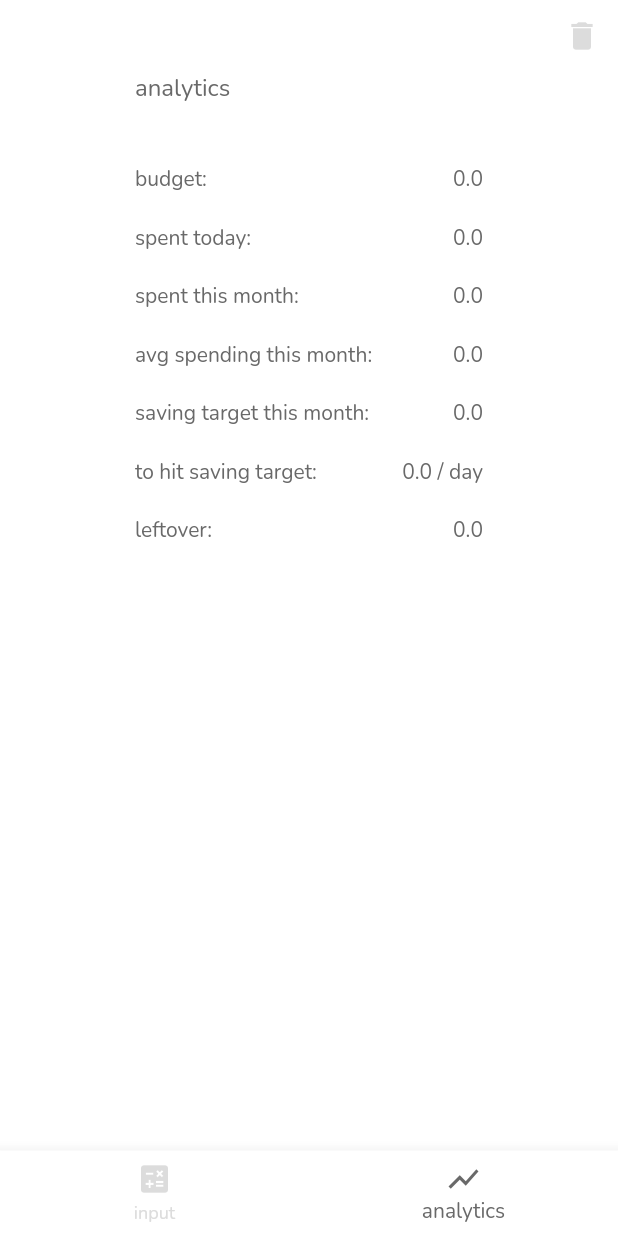
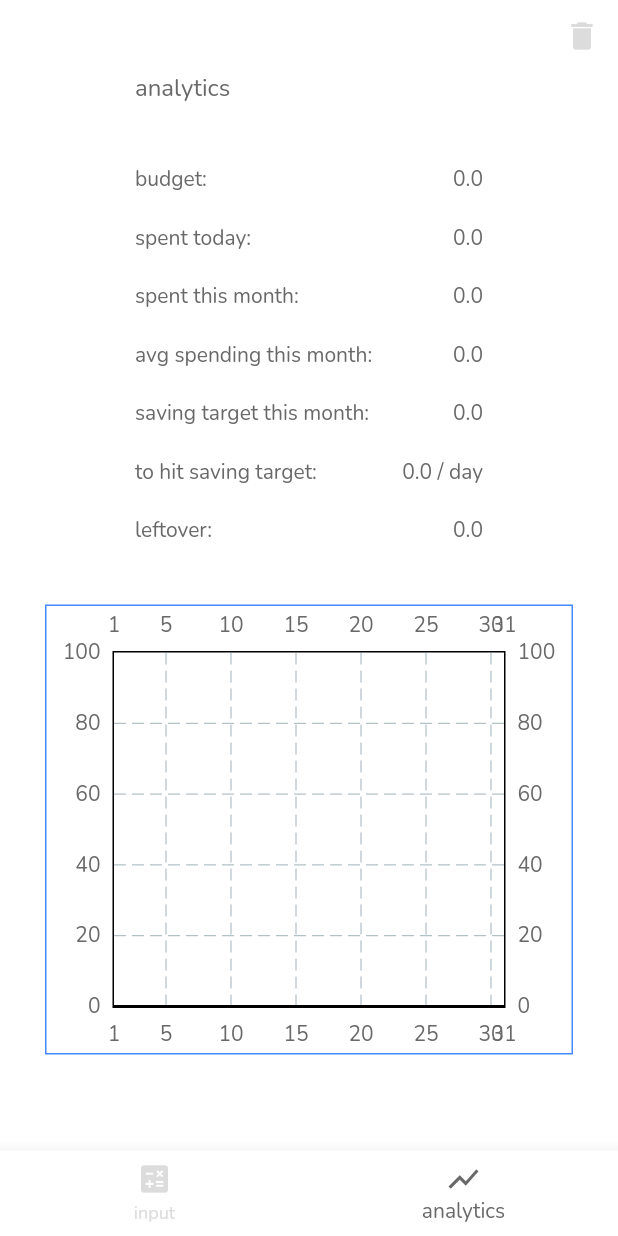
Before and after one commit to phantomcorn/Broked, a Flutter app: the screen it shows after launch, item 2 of the bottom bar chosen, on a phone screen of 412 x 824 dp. Run offline on Flutter 3.47's test engine with Material 2 defaults, Android fonts, the phone set to English and light mode, and no system bars; drawn by our look-alikes of fl_chart; our stand-ins replace audioplayers, flutter_datetime_picker, google_fonts, sqflite; missing offline and left inert: animated_button; accounts and stored records are empty.

Commit message:
[UNFINISHED] add line chart to analytics page

```diff
--- a/lib/main.dart
+++ b/lib/main.dart
@@ -5,6 +5,7 @@ import 'package:intl/intl.dart';
 import 'package:flutter_datetime_picker/flutter_datetime_picker.dart';
 import 'package:animated_button/animated_button.dart';
 import 'package:audioplayers/audioplayers.dart';
+import 'package:fl_chart/fl_chart.dart';
 import "Database.dart";
 import "Theme.dart";
 
@@ -548,10 +549,70 @@ class _Analytics extends State<Analytics> {
                             }
                           }
                       ),
+                      SizedBox(height : 40),
                     ],
                     crossAxisAlignment: CrossAxisAlignment.start,
                   ),
                   margin: EdgeInsets.only(left : 90, right : 90)
+                ),
+                FutureBuilder(
+                    future : Future.wait([
+                      SpentDatabase.instance.getAllSpentThisMonth(),
+                      SpentDatabase.instance.getSpendingPerDayToHitTarget()
+                    ]),
+                    builder : (BuildContext context, AsyncSnapshot<List<dynamic>> snapshot) {
+                      if (snapshot.hasData) {
+
+                        List<HorizontalLine> spendingPerDay = [
+                          HorizontalLine(y: snapshot.data![1])
+                        ];
+                        print("${snapshot.data![1]}");
+
+                        List<FlSpot> coordinates = [];
+                        for (Spent spent in snapshot.data![0]) {
+                          print("(${spent.date.day} , ${spent.amount})");
+                          coordinates.add(
+                              FlSpot(
+                                  spent.date.day.toDouble(),
+                                  spent.amount
+                              )
+                          );
+                        }
+
+                        return Container(
+                            margin: EdgeInsets.only(left : 30, right : 30),
+                            decoration: BoxDecoration(
+                                border: Border.all(
+                                    color : Colors.blueAccent
+                                )
+                            ),
+
+                            width: MediaQuery.of(context).size.width,
+                            height: 300,
+                            child: LineChart(
+                                LineChartData(
+                                    minY: 0,
+                                    maxY: 100,
+                                    minX: 1,
+                                    maxX: SpentDatabase.instance
+                                        .numOfDaysInMonth(DateTime.now())
+                                        .toDouble(),
+
+                                    lineBarsData: [
+                                      LineChartBarData(
+                                          spots: coordinates
+                                      )
+                                    ],
+                                    extraLinesData: ExtraLinesData(
+                                        horizontalLines: spendingPerDay
+                                    )
+                                )
+                            )
+                        );
+                      } else {
+                        return Text("Error");
+                      }
+                    }
                 )
               ],
             ),
```
